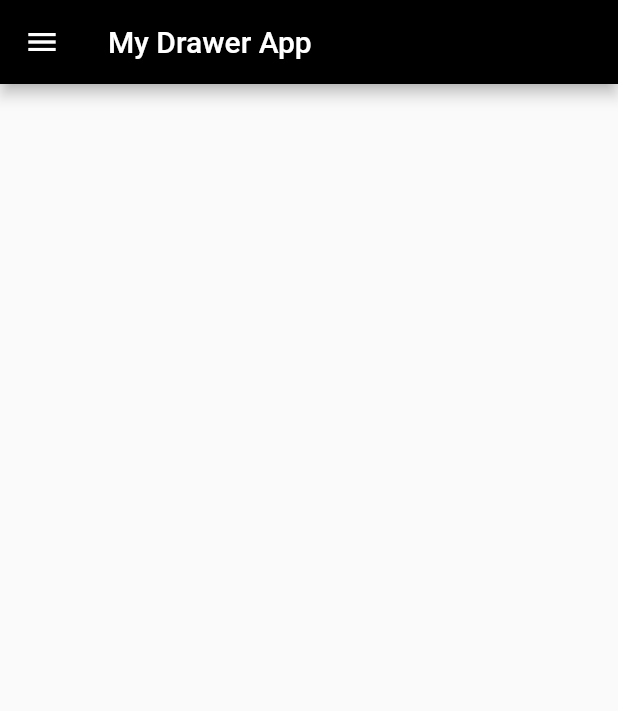
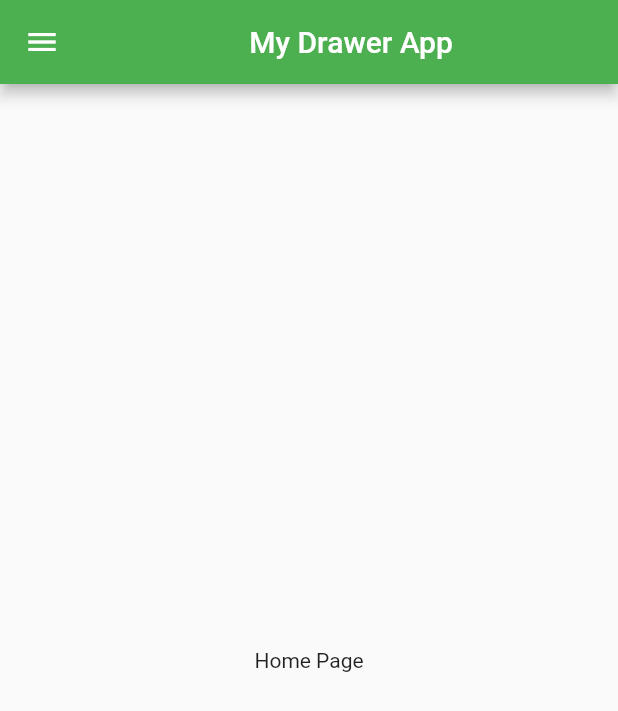
Before and after one commit to giasuddin2548/flutter_navigation_drawer, a Flutter app: the screen it shows after launch, on a phone screen of 412 x 824 dp. Shown: the top 711 px of the screen. Run offline on Flutter 3.47's test engine with Material 2 defaults, Android fonts, the phone set to English and light mode, and no system bars.

Commit message:
Drawer added, onTap() added, notification icon added.

```diff
--- /dev/null
+++ b/lib/classes/HomePage.dart
@@ -0,0 +1,31 @@
+
+
+import 'package:flutter/material.dart';
+import 'package:flutter_navigation_drawer/classes/MyAppBar.dart';
+import 'package:flutter_navigation_drawer/classes/NavBar.dart';
+
+class HomePage extends StatefulWidget {
+
+  @override
+  _HomePageState createState() => _HomePageState();
+}
+
+class _HomePageState extends State<HomePage> {
+  @override
+  Widget build(BuildContext context) {
+    return Scaffold(
+      appBar: AppBar(
+        title: Center(child: Text("My Drawer App")),
+        backgroundColor: Colors.green,
+      ),
+      drawer: NavBar(),
+      body: Container(
+        child: Center(
+          child: Text("Home Page"),
+        ),
+      ),
+
+
+    );
+  }
+}
--- a/lib/classes/mydesignclass.dart
+++ /dev/null
@@ -1,23 +0,0 @@
-import 'package:flutter/material.dart';
-
-class UiDesign extends StatefulWidget {
-
-  @override
-  _UiDesignState createState() => _UiDesignState();
-}
-
-class _UiDesignState extends State<UiDesign> {
-  @override
-  Widget build(BuildContext context) {
-    return Scaffold(
-      appBar: AppBar(
-        title: Text("My Drawer App"),
-        backgroundColor: Colors.black,
-      ),
-      drawer: Drawer(
-
-      ),
-
-    );
-  }
-}
--- a/lib/main.dart
+++ b/lib/main.dart
@@ -1,10 +1,11 @@
 import 'package:flutter/material.dart';
-
-import 'classes/mydesignclass.dart';
+import 'package:flutter_navigation_drawer/classes/HomePage.dart';
+import 'package:flutter_navigation_drawer/classes/NavBar.dart';
 
 void main() {
   runApp(MyApp());
 }
+
 class MyApp extends StatelessWidget {
   const MyApp({Key? key}) : super(key: key);
 
@@ -13,7 +14,10 @@ class MyApp extends StatelessWidget {
     return MaterialApp(
       debugShowCheckedModeBanner: false,
       title: "Drawer Design App",
-      home: UiDesign(),
+      home: HomePage(),
+      theme: ThemeData(
+          primarySwatch: Colors.blue,
+          visualDensity: VisualDensity.adaptivePlatformDensity),
     );
   }
 }
```
Also changed, not shown: lib/classes/MyAppBar.dart (added, +12 -0 lines), lib/classes/NavBar.dart (added, +90 -0 lines), 1 other file.
